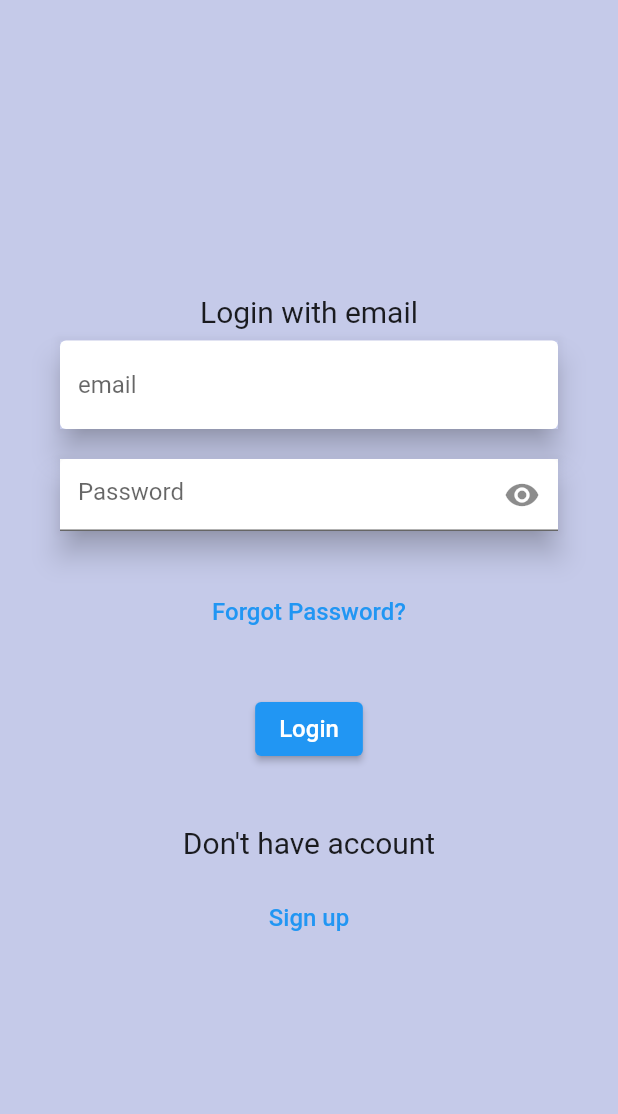
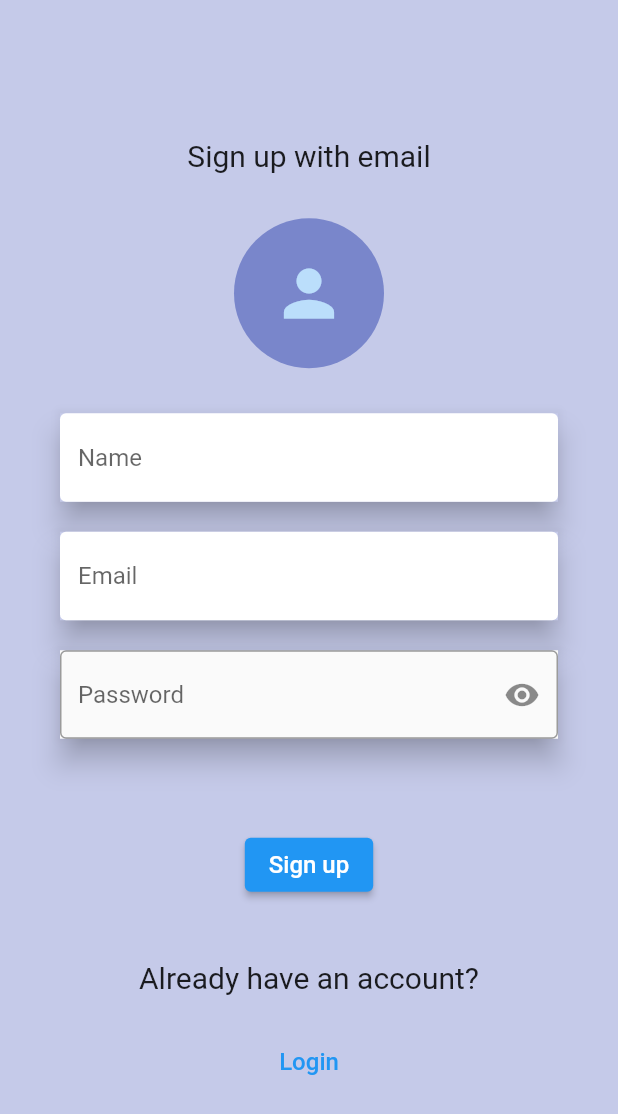
Before and after one commit to kaabildata/SampleFlutterProject, a Flutter app: the screen it shows after launch, on a phone screen of 412 x 824 dp. Shown: the top 1114 px of the screen. Run offline on Flutter 3.47's test engine with Material 2 defaults, Android fonts, the phone set to English and light mode, and no system bars.

Commit message:
Registartion page

```diff
--- a/lib/main.dart
+++ b/lib/main.dart
@@ -13,7 +13,7 @@ class MyApp extends StatelessWidget {
   @override
   Widget build(BuildContext context) {
     return MaterialApp(
-      initialRoute: LoginScreen.id,
+      initialRoute: RegistrationScreen.id,
       routes: {
         LoginScreen.id: (context) => LoginScreen(),
         HomeScreen.id: (context) => HomeScreen(),
--- a/lib/ui/screens/registration_screen.dart
+++ b/lib/ui/screens/registration_screen.dart
@@ -1,14 +1,109 @@
 import 'package:flutter/material.dart';
+import 'package:sample_project/widgets/reusable_widgets.dart';
+
+import 'login_screen.dart';
 
 class RegistrationScreen extends StatefulWidget {
-  static const id = 'registration_screen';
+  static const String id = 'RegistrationScreen';
   @override
   _RegistrationScreenState createState() => _RegistrationScreenState();
 }
 
 class _RegistrationScreenState extends State<RegistrationScreen> {
+  String email;
+  String password;
+  bool _ischeckedvisibility = true;
+  IconData _icon = Icons.visibility;
   @override
   Widget build(BuildContext context) {
-    return Container();
+    return MaterialApp(
+      home: Scaffold(
+        backgroundColor: Colors.indigo[100],
+        body: Column(
+          mainAxisAlignment: MainAxisAlignment.center,
+          children: [
+            Text(
+              'Sign up with email',
+              style: TextStyle(fontSize: 20),
+            ),
+            SizedBox(
+              height: 30,
+            ),
+            CircleAvatar(
+              radius: 50,
+              backgroundColor: Colors.indigo[300],
+              child: Icon(
+                Icons.person,
+                size: 50,
+              ),
+            ),
+            SizedBox(
+              height: 30,
+            ),
+            ReusableTextfield(hintText: 'Name'),
+            SizedBox(
+              height: 20,
+            ),
+            ReusableTextfield(hintText: 'Email'),
+            Padding(
+              padding: const EdgeInsets.fromLTRB(40, 20, 40, 30),
+              child: Material(
+                elevation: 8,
+                child: TextField(
+                  decoration: InputDecoration(
+                    border: OutlineInputBorder(
+                      borderSide: BorderSide(width: 5),
+                    ),
+                    hintText: 'Password',
+                    suffixIcon: InkWell(
+                      onTap: _togglePasswordView,
+                      child: Icon(_icon),
+                    ),
+                  ),
+                  obscureText: _ischeckedvisibility,
+                ),
+              ),
+            ),
+            SizedBox(height: 30),
+            ElevatedButton(
+              onPressed: () {},
+              child: Text(
+                'Sign up',
+                style: TextStyle(fontSize: 16, color: Colors.indigo[150]),
+              ),
+            ),
+            SizedBox(
+              height: 40,
+            ),
+            Text(
+              'Already have an account?',
+              style: TextStyle(fontSize: 20),
+            ),
+            SizedBox(
+              height: 20,
+            ),
+            TextButton(
+              onPressed: () {
+                Navigator.pushNamed(context, LoginScreen.id);
+              },
+              child: Text(
+                'Login',
+                style: TextStyle(fontSize: 16, color: Colors.indigo[150]),
+              ),
+            ),
+          ],
+        ),
+      ),
+    );
+  }
+
+  void _togglePasswordView() {
+    setState(() {
+      _ischeckedvisibility = !_ischeckedvisibility;
+      if (_icon == Icons.visibility) {
+        _icon = Icons.visibility_off;
+      } else
+        _icon = Icons.visibility;
+    });
   }
 }
```
